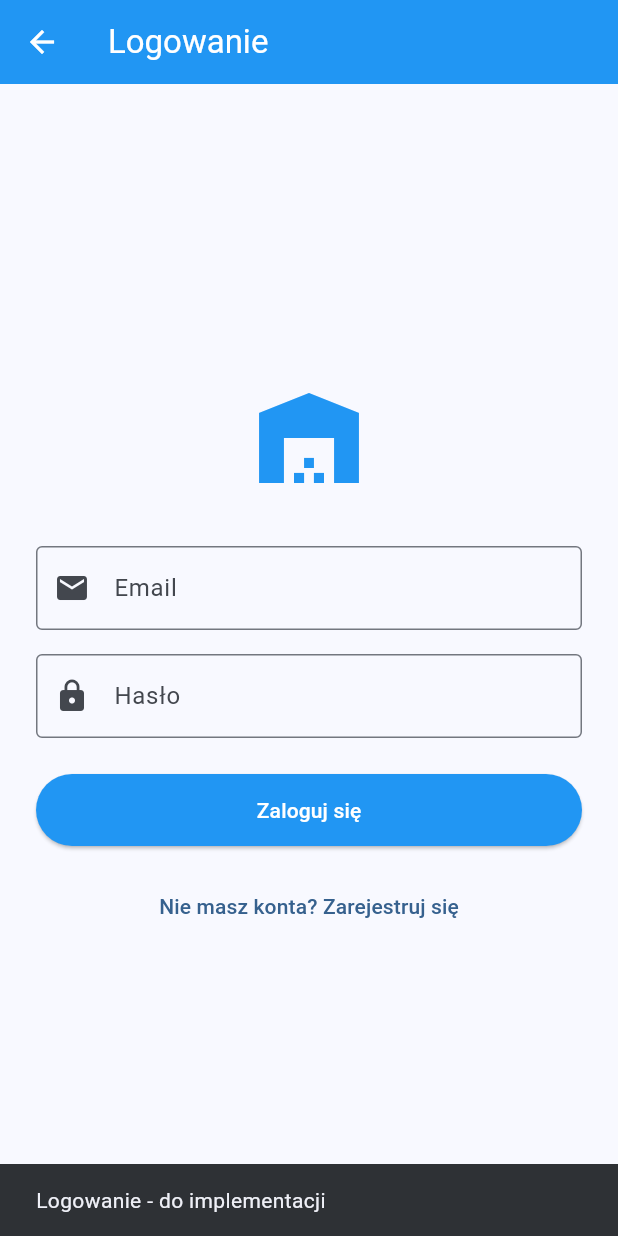
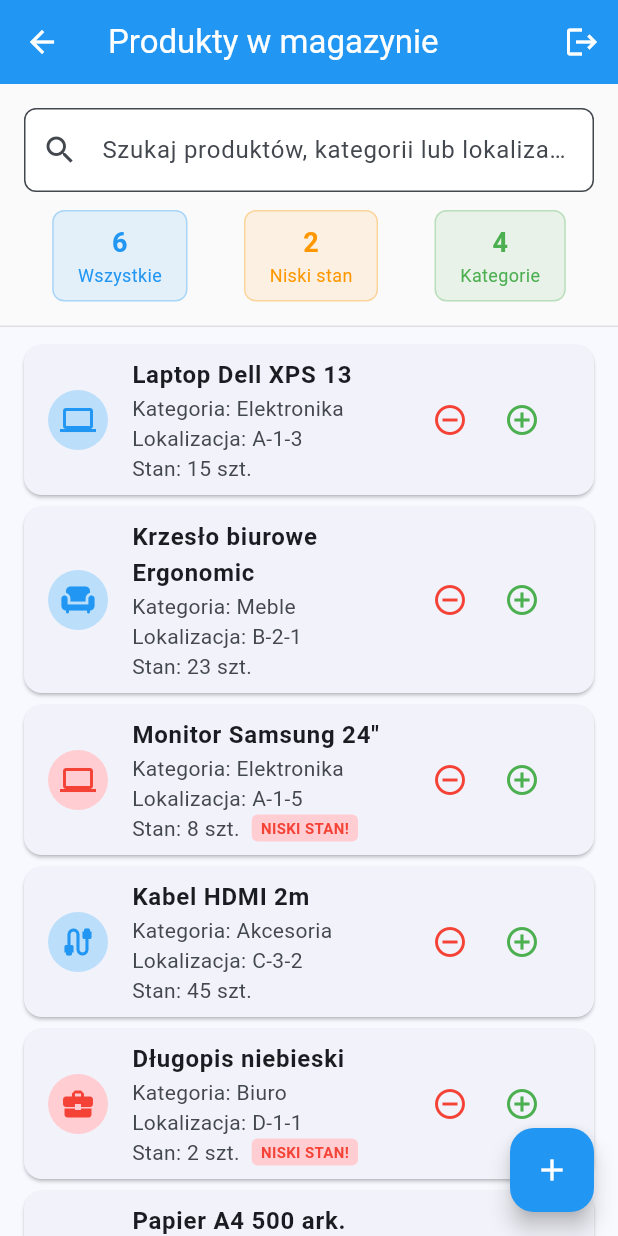
Before and after one commit to ptrkf/warehouse-management-frontend, a Flutter app: the LoginPage screen opened directly, after a tap on "Zaloguj się", on a phone screen of 412 x 824 dp. Run offline on Flutter 3.47's test engine with Material 3 defaults, Android fonts, the light colour scheme and no system bars.

Commit message:
Complete warehouse management MVP: products screen with inventory management

```diff
--- a/lib/login_page.dart
+++ b/lib/login_page.dart
@@ -1,5 +1,6 @@
 import 'package:flutter/material.dart';
 import 'register_page.dart';
+import 'products_page.dart';
 
 class LoginPage extends StatefulWidget {
   const LoginPage({super.key});
@@ -51,8 +52,10 @@ class _LoginPageState extends State<LoginPage> {
               height: 48,
               child: ElevatedButton(
                 onPressed: () {
-                  ScaffoldMessenger.of(context).showSnackBar(
-                    const SnackBar(content: Text('Logowanie - do implementacji')),
+                  // Symulacja logowania - przejdź do produktów
+                  Navigator.pushReplacement(
+                    context,
+                    MaterialPageRoute(builder: (context) => const ProductsPage()),
                   );
                 },
                 style: ElevatedButton.styleFrom(
--- /dev/null
+++ b/lib/products_page.dart
@@ -0,0 +1,480 @@
+import 'package:flutter/material.dart';
+
+class ProductsPage extends StatefulWidget {
+  const ProductsPage({super.key});
+
+  @override
+  State<ProductsPage> createState() => _ProductsPageState();
+}
+
+class _ProductsPageState extends State<ProductsPage> {
+  final TextEditingController _searchController = TextEditingController();
+  List<Product> _allProducts = [];
+  List<Product> _filteredProducts = [];
+
+  @override
+  void initState() {
+    super.initState();
+    _loadMockData();
+    _searchController.addListener(_onSearchChanged);
+  }
+
+  @override
+  void dispose() {
+    _searchController.dispose();
+    super.dispose();
+  }
+
+  void _loadMockData() {
+    // Mockowe dane produktów dla systemu magazynowego
+    _allProducts = [
+      Product(
+        id: '1',
+        name: 'Laptop Dell XPS 13',
+        category: 'Elektronika',
+        quantity: 15,
+        location: 'A-1-3',
+        minStock: 5,
+        description: 'Laptop biznesowy 13 cali',
+      ),
+      Product(
+        id: '2',
+        name: 'Krzesło biurowe Ergonomic',
+        category: 'Meble',
+        quantity: 23,
+        location: 'B-2-1',
+        minStock: 10,
+        description: 'Krzesło z regulacją wysokości',
+      ),
+      Product(
+        id: '3',
+        name: 'Monitor Samsung 24"',
+        category: 'Elektronika',
+        quantity: 8,
+        location: 'A-1-5',
+        minStock: 12,
+        description: 'Monitor Full HD 1920x1080',
+      ),
+      Product(
+        id: '4',
+        name: 'Kabel HDMI 2m',
+        category: 'Akcesoria',
+        quantity: 45,
+        location: 'C-3-2',
+        minStock: 20,
+        description: 'Kabel HDMI wysokiej jakości',
+      ),
+      Product(
+        id: '5',
+        name: 'Długopis niebieski',
+        category: 'Biuro',
+        quantity: 2,
+        location: 'D-1-1',
+        minStock: 50,
+        description: 'Długopis żelowy 0.7mm',
+      ),
+      Product(
+        id: '6',
+        name: 'Papier A4 500 ark.',
+        category: 'Biuro',
+        quantity: 78,
+        location: 'D-1-3',
+        minStock: 30,
+        description: 'Papier biurowy 80g/m²',
+      ),
+    ];
+    _filteredProducts = List.from(_allProducts);
+  }
+
+  void _onSearchChanged() {
+    final query = _searchController.text.toLowerCase();
+    setState(() {
+      _filteredProducts = _allProducts.where((product) {
+        return product.name.toLowerCase().contains(query) ||
+               product.category.toLowerCase().contains(query) ||
+               product.location.toLowerCase().contains(query);
+      }).toList();
+    });
+  }
+
+  @override
+  Widget build(BuildContext context) {
+    return Scaffold(
+      appBar: AppBar(
+        title: const Text('Produkty w magazynie'),
+        backgroundColor: Colors.blue,
+        foregroundColor: Colors.white,
+        actions: [
+          IconButton(
+            icon: const Icon(Icons.logout),
+            onPressed: () => Navigator.of(context).popUntil((route) => route.isFirst),
+            tooltip: 'Wyloguj',
+          ),
+        ],
+      ),
+      body: Column(
+        children: [
+          // Panel wyszukiwania i statystyk
+          Container(
+            padding: const EdgeInsets.all(16),
+            decoration: BoxDecoration(
+              color: Colors.grey[50],
+              border: Border(bottom: BorderSide(color: Colors.grey[300]!)),
+            ),
+            child: Column(
+              children: [
+                // Pasek wyszukiwania
+                TextField(
+                  controller: _searchController,
+                  decoration: InputDecoration(
+                    hintText: 'Szukaj produktów, kategorii lub lokalizacji...',
+                    prefixIcon: const Icon(Icons.search),
+                    suffixIcon: _searchController.text.isNotEmpty
+                        ? IconButton(
+                            icon: const Icon(Icons.clear),
+                            onPressed: () {
+                              _searchController.clear();
+                              _onSearchChanged();
+                            },
+                          )
+                        : null,
+                    border: OutlineInputBorder(
+                      borderRadius: BorderRadius.circular(8),
+                    ),
+                    filled: true,
+                    fillColor: Colors.white,
+                  ),
+                ),
+                const SizedBox(height: 12),
+
+                // Statystyki
+                Row(
+                  mainAxisAlignment: MainAxisAlignment.spaceAround,
+                  children: [
+                    _buildStatCard('Wszystkie', _allProducts.length, Colors.blue),
+                    _buildStatCard('Niski stan', _getLowStockCount(), Colors.orange),
+                    _buildStatCard('Kategorie', _getCategoriesCount(), Colors.green),
+                  ],
+                ),
+              ],
+            ),
+          ),
+
+          // Lista produktów
+          Expanded(
+            child: _filteredProducts.isEmpty
+                ? _buildEmptyState()
+                : ListView.builder(
+                    itemCount: _filteredProducts.length,
+                    padding: const EdgeInsets.all(8),
+                    itemBuilder: (context, index) {
+                      final product = _filteredProducts[index];
+                      return _buildProductCard(product);
+                    },
+                  ),
+          ),
+        ],
+      ),
+      floatingActionButton: FloatingActionButton(
+        onPressed: _showAddProductDialog,
+        backgroundColor: Colors.blue,
+        foregroundColor: Colors.white,
+        child: const Icon(Icons.add),
+        tooltip: 'Dodaj nowy produkt',
+      ),
+    );
+  }
+
+  Widget _buildStatCard(String title, int count, Color color) {
+    return Container(
+      padding: const EdgeInsets.symmetric(horizontal: 16, vertical: 8),
+      decoration: BoxDecoration(
+        color: color.withOpacity(0.1),
+        borderRadius: BorderRadius.circular(8),
+        border: Border.all(color: color.withOpacity(0.3)),
+      ),
+      child: Column(
+        children: [
+          Text(
+            count.toString(),
+            style: TextStyle(
+              fontSize: 18,
+              fontWeight: FontWeight.bold,
+              color: color,
+            ),
+          ),
+          Text(
+            title,
+            style: TextStyle(
+              fontSize: 12,
+              color: color,
+            ),
+          ),
+        ],
+      ),
+    );
+  }
+
+  Widget _buildProductCard(Product product) {
+    final isLowStock = product.quantity <= product.minStock;
+
+    return Card(
+      margin: const EdgeInsets.symmetric(horizontal: 8, vertical: 4),
+      child: ListTile(
+        leading: CircleAvatar(
+          backgroundColor: isLowStock ? Colors.red[100] : Colors.blue[100],
+          child: Icon(
+            _getCategoryIcon(product.category),
+            color: isLowStock ? Colors.red : Colors.blue,
+          ),
+        ),
+        title: Text(
+          product.name,
+          style: const TextStyle(fontWeight: FontWeight.bold),
+        ),
+        subtitle: Column(
+          crossAxisAlignment: CrossAxisAlignment.start,
+          children: [
+            Text('Kategoria: ${product.category}'),
+            Text('Lokalizacja: ${product.location}'),
+            Row(
+              children: [
+                Text('Stan: ${product.quantity} szt.'),
+                if (isLowStock) ...[
+                  const SizedBox(width: 8),
+                  Container(
+                    padding: const EdgeInsets.symmetric(horizontal: 6, vertical: 2),
+                    decoration: BoxDecoration(
+                      color: Colors.red[100],
+                      borderRadius: BorderRadius.circular(4),
+                    ),
+                    child: const Text(
+                      'NISKI STAN!',
+                      style: TextStyle(
+                        color: Colors.red,
+                        fontSize: 10,
+                        fontWeight: FontWeight.bold,
+                      ),
+                    ),
+                  ),
+                ],
+              ],
+            ),
+          ],
+        ),
+        trailing: Row(
+          mainAxisSize: MainAxisSize.min,
+          children: [
+            IconButton(
+              icon: const Icon(Icons.remove_circle_outline),
+              onPressed: () => _updateQuantity(product, -1),
+              color: Colors.red,
+              tooltip: 'Wydaj z magazynu',
+            ),
+            IconButton(
+              icon: const Icon(Icons.add_circle_outline),
+              onPressed: () => _updateQuantity(product, 1),
+              color: Colors.green,
+              tooltip: 'Przyjmij do magazynu',
+            ),
+          ],
+        ),
+        onTap: () => _showProductDetails(product),
+      ),
+    );
+  }
+
+  Widget _buildEmptyState() {
+    return Center(
+      child: Column(
+        mainAxisAlignment: MainAxisAlignment.center,
+        children: [
+          Icon(
+            Icons.search_off,
+            size: 64,
+            color: Colors.grey[400],
+          ),
+          const SizedBox(height: 16),
+          Text(
+            'Nie znaleziono produktów',
+            style: TextStyle(
+              fontSize: 18,
+              color: Colors.grey[600],
+            ),
+          ),
+          const SizedBox(height: 8),
+          Text(
+            'Spróbuj zmienić kryteria wyszukiwania',
+            style: TextStyle(
+              color: Colors.grey[500],
+            ),
+          ),
+        ],
+      ),
+    );
+  }
+
+  IconData _getCategoryIcon(String category) {
+    switch (category.toLowerCase()) {
+      case 'elektronika':
+        return Icons.computer;
+      case 'meble':
+        return Icons.chair;
+      case 'akcesoria':
+        return Icons.cable;
+      case 'biuro':
+        return Icons.business_center;
+      default:
+        return Icons.inventory_2;
+    }
+  }
+
+  int _getLowStockCount() {
+    return _allProducts.where((p) => p.quantity <= p.minStock).length;
+  }
+
+  int _getCategoriesCount() {
+    return _allProducts.map((p) => p.category).toSet().length;
+  }
+
+  void _updateQuantity(Product product, int change) {
+    setState(() {
+      final newQuantity = product.quantity + change;
+      if (newQuantity >= 0) {
+        product.quantity = newQuantity;
+        _filteredProducts = List.from(_allProducts.where((p) {
+          final query = _searchController.text.toLowerCase();
+          return p.name.toLowerCase().contains(query) ||
+                 p.category.toLowerCase().contains(query) ||
+                 p.location.toLowerCase().contains(query);
+        }));
+      }
+    });
+
+    final action = change > 0 ? 'Przyjęto' : 'Wydano';
+    ScaffoldMessenger.of(context).showSnackBar(
+      SnackBar(
+        content: Text('$action: ${product.name} (stan: ${product.quantity})'),
+        duration: const Duration(seconds: 2),
+        backgroundColor: change > 0 ? Colors.green : Colors.orange,
+      ),
+    );
+  }
+
+  void _showProductDetails(Product product) {
+    final isLowStock = product.quantity <= product.minStock;
+
+    showDialog(
+      context: context,
+      builder: (context) => AlertDialog(
+        title: Row(
+          children: [
+            Icon(_getCategoryIcon(product.category), color: Colors.blue),
+            const SizedBox(width: 8),
+            Expanded(child: Text(product.name)),
+          ],
+        ),
+        content: Column(
+          crossAxisAlignment: CrossAxisAlignment.start,
+          mainAxisSize: MainAxisSize.min,
+          children: [
+            _buildDetailRow('Kategoria', product.category),
+            _buildDetailRow('Opis', product.description),
+            _buildDetailRow('Aktualny stan', '${product.quantity} szt.'),
+            _buildDetailRow('Minimalny stan', '${product.minStock} szt.'),
+            _buildDetailRow('Lokalizacja', product.location),
+            if (isLowStock) ...[
+              const SizedBox(height: 8),
+              Container(
+                padding: const EdgeInsets.all(8),
+                decoration: BoxDecoration(
+                  color: Colors.red[50],
+                  border: Border.all(color: Colors.red[200]!),
+                  borderRadius: BorderRadius.circular(4),
+                ),
+                child: const Row(
+                  children: [
+                    Icon(Icons.warning, color: Colors.red, size: 16),
+                    SizedBox(width: 8),
+                    Text(
+                      'Stan poniżej minimum!',
+                      style: TextStyle(
+                        color: Colors.red,
+                        fontWeight: FontWeight.bold,
+                      ),
+                    ),
+                  ],
+                ),
+              ),
+            ],
+          ],
+        ),
+        actions: [
+          TextButton(
+            onPressed: () => Navigator.of(context).pop(),
+            child: const Text('Zamknij'),
+          ),
+        ],
+      ),
+    );
+  }
+
+  Widget _buildDetailRow(String label, String value) {
+    return Padding(
+      padding: const EdgeInsets.symmetric(vertical: 2),
+      child: Row(
+        crossAxisAlignment: CrossAxisAlignment.start,
+        children: [
+          SizedBox(
+            width: 100,
+            child: Text(
+              '$label:',
+              style: const TextStyle(fontWeight: FontWeight.bold),
+            ),
+          ),
+          Expanded(child: Text(value)),
+        ],
+      ),
+    );
+  }
+
+  void _showAddProductDialog() {
+    showDialog(
+      context: context,
+      builder: (context) => AlertDialog(
+        title: const Text('Dodaj nowy produkt'),
+        content: const Text(
+          'Funkcja dodawania nowych produktów będzie dostępna w następnej wersji.\n\n'
+          'Obecnie możesz zarządzać istniejącymi produktami poprzez dodawanie/odejmowanie stanów.',
+        ),
+        actions: [
+          TextButton(
+            onPressed: () => Navigator.of(context).pop(),
+            child: const Text('OK'),
+          ),
+        ],
+      ),
+    );
+  }
+}
+
+// Model produktu
+class Product {
+  final String id;
+  final String name;
+  final String category;
+  int quantity;
+  final String location;
+  final int minStock;
+  final String description;
+
+  Product({
+    required this.id,
+    required this.name,
+    required this.category,
+    required this.quantity,
+    required this.location,
+    required this.minStock,
+    required this.description,
+  });
+}
```
